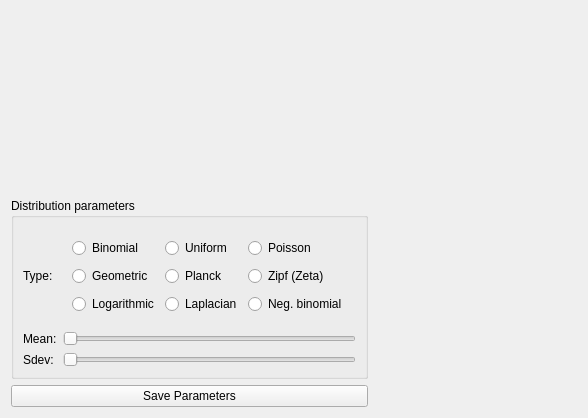
Qt form gui/views/lensViewUi.ui (PyMarc2/OceanOpticsSpectroViewer) before a commit.
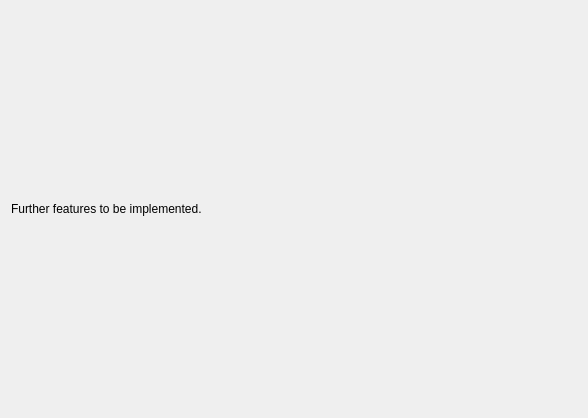
The same form after that commit. Custom widgets are drawn as their Qt base class.

What changed in the file:
```diff
--- a/gui/views/lensViewUi.ui
+++ b/gui/views/lensViewUi.ui
@@ -17,149 +17,15 @@
    <string notr="true"/>
   </property>
   <layout class="QGridLayout" name="gridLayout">
-   <item row="0" column="1">
-    <widget class="GraphicsLayoutWidget" name="pyqtgraphWidget" native="true">
-     <property name="sizePolicy">
-      <sizepolicy hsizetype="Expanding" vsizetype="Preferred">
-       <horstretch>0</horstretch>
-       <verstretch>0</verstretch>
-      </sizepolicy>
-     </property>
-    </widget>
-   </item>
-   <item row="2" column="0">
-    <widget class="QPushButton" name="pb_save">
-     <property name="text">
-      <string>Save Parameters</string>
-     </property>
-    </widget>
-   </item>
-   <item row="1" column="0">
-    <widget class="QGroupBox" name="groupBox">
-     <property name="title">
-      <string>Distribution parameters</string>
-     </property>
-     <layout class="QGridLayout" name="gridLayout_2">
-      <item row="0" column="1">
-       <widget class="QWidget" name="widget" native="true">
-        <layout class="QGridLayout" name="gridLayout_3">
-         <item row="0" column="2">
-          <widget class="QRadioButton" name="rb_poisson">
-           <property name="text">
-            <string>Poisson</string>
-           </property>
-          </widget>
-         </item>
-         <item row="0" column="0">
-          <widget class="QRadioButton" name="rb_binomial">
-           <property name="text">
-            <string>Binomial</string>
-           </property>
-          </widget>
-         </item>
-         <item row="0" column="1">
-          <widget class="QRadioButton" name="rb_uniform">
-           <property name="text">
-            <string>Uniform</string>
-           </property>
-          </widget>
-         </item>
-         <item row="1" column="0">
-          <widget class="QRadioButton" name="rb_geometric">
-           <property name="text">
-            <string>Geometric</string>
-           </property>
-          </widget>
-         </item>
-         <item row="1" column="1">
-          <widget class="QRadioButton" name="rb_planck">
-           <property name="text">
-            <string>Planck</string>
-           </property>
-          </widget>
-         </item>
-         <item row="1" column="2">
-          <widget class="QRadioButton" name="rb_zipf">
-           <property name="text">
-            <string>Zipf (Zeta)</string>
-           </property>
-          </widget>
-         </item>
-         <item row="2" column="2">
-          <widget class="QRadioButton" name="rb_negbinomial">
-           <property name="text">
-            <string>Neg. binomial</string>
-           </property>
-          </widget>
-         </item>
-         <item row="2" column="1">
-          <widget class="QRadioButton" name="rb_laplacian">
-           <property name="text">
-            <string>Laplacian</string>
-           </property>
-          </widget>
-         </item>
-         <item row="2" column="0">
-          <widget class="QRadioButton" name="rb_log">
-           <property name="text">
-            <string>Logarithmic</string>
-           </property>
-          </widget>
-         </item>
-        </layout>
-       </widget>
-      </item>
-      <item row="1" column="1">
-       <widget class="QSlider" name="sl_mean">
-        <property name="orientation">
-         <enum>Qt::Horizontal</enum>
-        </property>
-       </widget>
-      </item>
-      <item row="2" column="1">
-       <widget class="QSlider" name="sl_sd">
-        <property name="orientation">
-         <enum>Qt::Horizontal</enum>
-        </property>
-       </widget>
-      </item>
-      <item row="0" column="0">
-       <widget class="QLabel" name="label">
-        <property name="text">
-         <string>Type:</string>
-        </property>
-       </widget>
-      </item>
-      <item row="1" column="0">
-       <widget class="QLabel" name="label_2">
-        <property name="text">
-         <string>Mean:</string>
-        </property>
-       </widget>
-      </item>
-      <item row="2" column="0">
-       <widget class="QLabel" name="label_3">
-        <property name="text">
-         <string>Sdev:</string>
-        </property>
-       </widget>
-      </item>
-     </layout>
-    </widget>
-   </item>
    <item row="0" column="0">
-    <widget class="QWidget" name="tableWidget" native="true"/>
+    <widget class="QLabel" name="label">
+     <property name="text">
+      <string>Further features to be implemented.</string>
+     </property>
+    </widget>
    </item>
   </layout>
  </widget>
- <customwidgets>
-  <customwidget>
-   <class>GraphicsLayoutWidget</class>
-   <extends>QWidget</extends>
-   <header>pyqtgraph</header>
-   <container>1</container>
-  </customwidget>
- </customwidgets>
  <resources/>
  <connections/>
 </ui>
```
